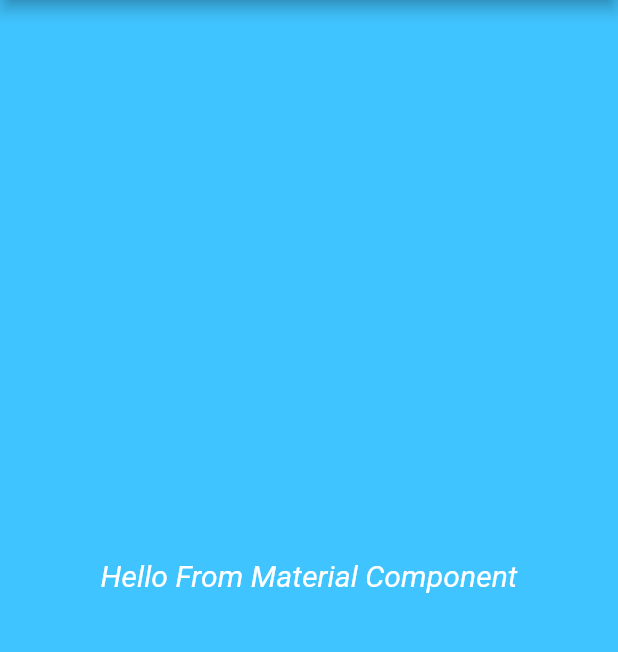
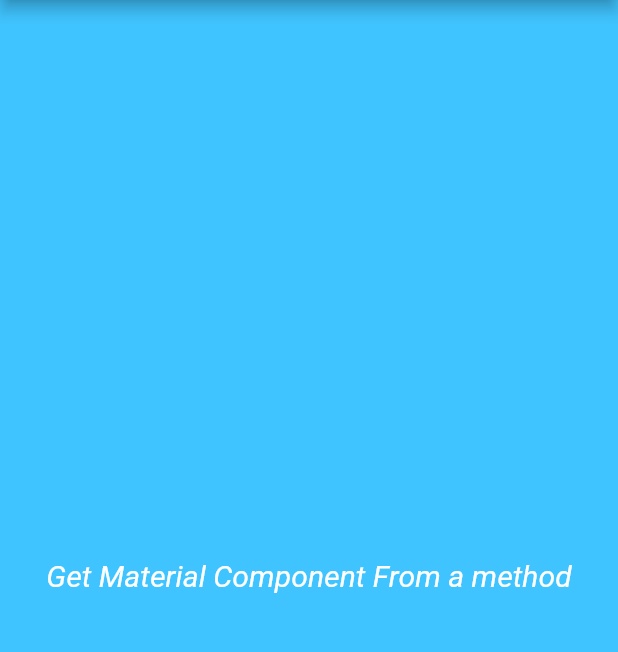
Before and after one commit to vikasmain/food_app_flutter, a Flutter app: the screen it shows after launch, on a phone screen of 412 x 824 dp, the part 84-736 px from its top. Run offline on Flutter 3.47's test engine with Material 2 defaults, Android fonts, the phone set to English and light mode, and no system bars.

Commit message:
Add method for returning text string for home screen

```diff
--- a/lib/main.dart
+++ b/lib/main.dart
@@ -14,7 +14,7 @@ class MyFlutterAppComponent extends StatelessWidget {
             // we can omit new in new dart version
             color: Colors.lightBlueAccent,
             child: Center(
-                child: Text("Hello From Material Component",
+                child: Text(getTextForHomeScreen(),
                     textDirection: TextDirection.rtl,
                     style: TextStyle(
                         color: Colors.white,
@@ -23,4 +23,8 @@ class MyFlutterAppComponent extends StatelessWidget {
           ),
         ));
   }
+
+  String getTextForHomeScreen() {
+    return "Get Material Component From a method";
+  }
 }
```
